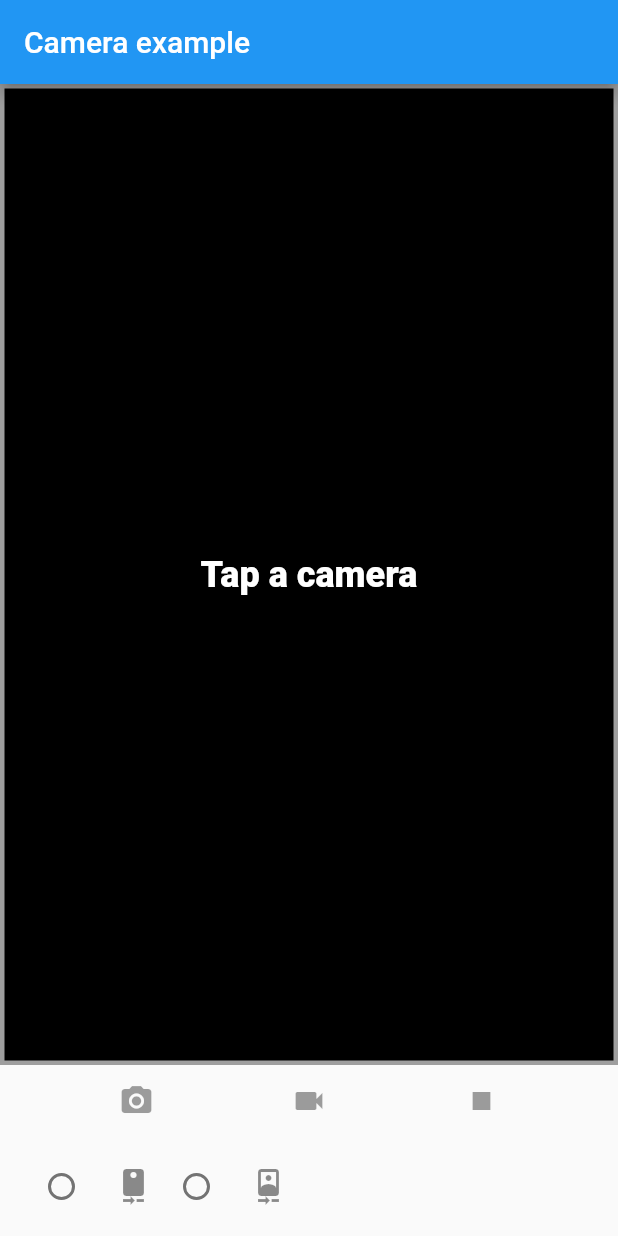
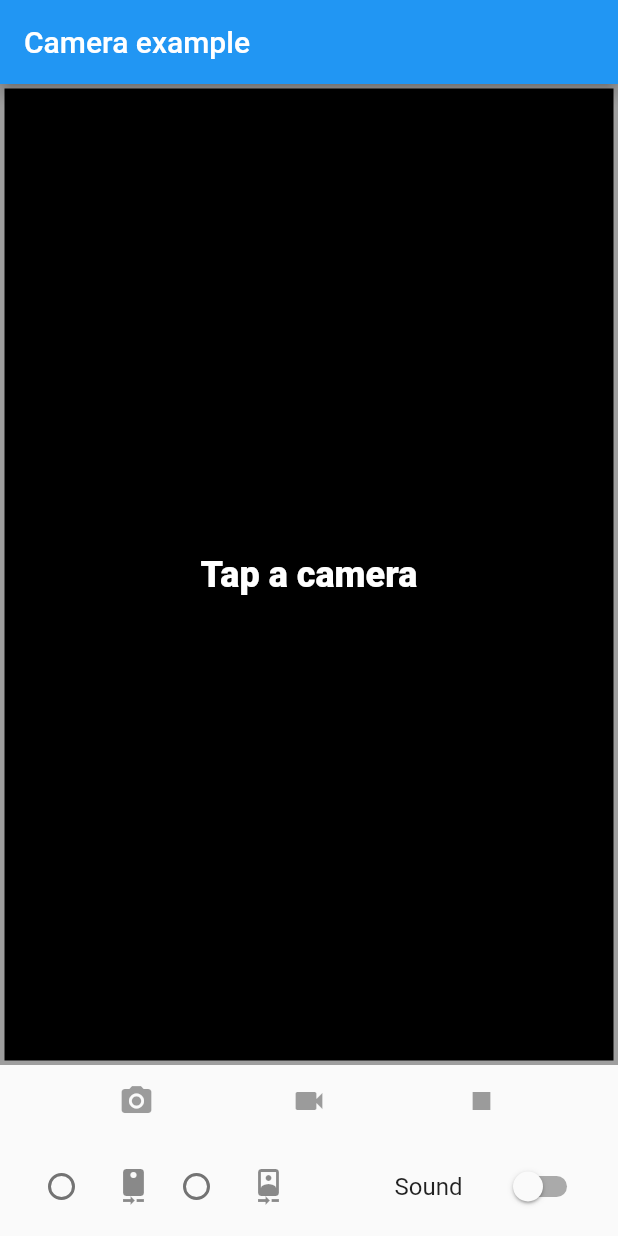
Before and after one commit to EspressoTime/SayCheese, a Flutter app: the screen it shows after launch, on a phone screen of 412 x 824 dp. Run offline on Flutter 3.47's test engine with Material 2 defaults, Android fonts, the light colour scheme and no system bars; our stand-ins replace camera, video_player.

Commit message:
add sound switch button

```diff
--- a/lib/main.dart
+++ b/lib/main.dart
@@ -74,6 +74,7 @@ class _CameraExampleHomeState extends State<CameraExampleHome> {
               children: <Widget>[
                 _cameraTogglesRowWidget(),
                 _thumbnailWidget(),
+                _SoundToggleWidget(),
               ],
             ),
           ),
@@ -192,6 +193,25 @@ class _CameraExampleHomeState extends State<CameraExampleHome> {
     }
 
     return new Row(children: toggles);
+  }
+
+  Widget _SoundToggleWidget() {
+    return new SizedBox(
+        width: 160.0,
+        child: new SwitchListTile(
+            title: new Text("Sound"),
+            value: _value,
+            onChanged: (bool _value) {
+              _onChanged(_value);
+            }));
+  }
+
+  bool _value = false;
+
+  void _onChanged(bool _value) {
+    setState(() {
+      _value = !_value;
+    });
   }
 
   String timestamp() => new DateTime.now().millisecondsSinceEpoch.toString();
```
Also changed, not shown: lib/entryPage.dart (added, +20 -0 lines), 5 other files. Lines whose indentation alone changed are shown as unchanged.
